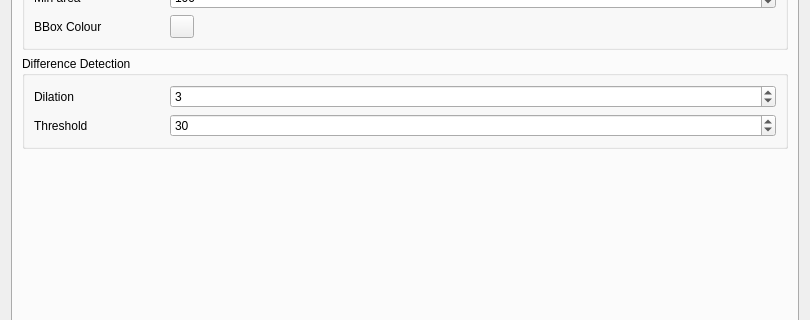
srcejon/sdrangel, file plugins/feature/camera/camerasettingsdialog.ui: the form before one commit; both pictures show x 0 to 810 and y 301 to 621 of the 810 by 738 pixel window.
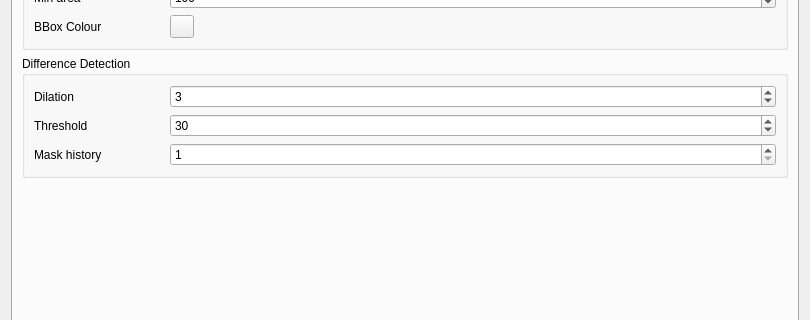
The form after the commit. The open tabs and pages were chosen to show the change. Icons and pictures are not drawn.

Commit message: Accumulate recent image diff masks

```diff
--- a/plugins/feature/camera/camerasettingsdialog.ui
+++ b/plugins/feature/camera/camerasettingsdialog.ui
@@ -2476,6 +2476,35 @@
             </property>
            </widget>
           </item>
+          <item row="2" column="0">
+           <widget class="QLabel" name="diffMaskHistoryFramesLabel">
+            <property name="minimumSize">
+             <size>
+              <width>130</width>
+              <height>0</height>
+             </size>
+            </property>
+            <property name="text">
+             <string>Mask history</string>
+            </property>
+           </widget>
+          </item>
+          <item row="2" column="1">
+           <widget class="QSpinBox" name="diffMaskHistoryFramesSpin">
+            <property name="toolTip">
+             <string>Number of diff masks to keep and combine with bitwise OR</string>
+            </property>
+            <property name="minimum">
+             <number>1</number>
+            </property>
+            <property name="maximum">
+             <number>120</number>
+            </property>
+            <property name="value">
+             <number>1</number>
+            </property>
+           </widget>
+          </item>
          </layout>
         </widget>
        </item>
```
The commit also changes 6 other files.
